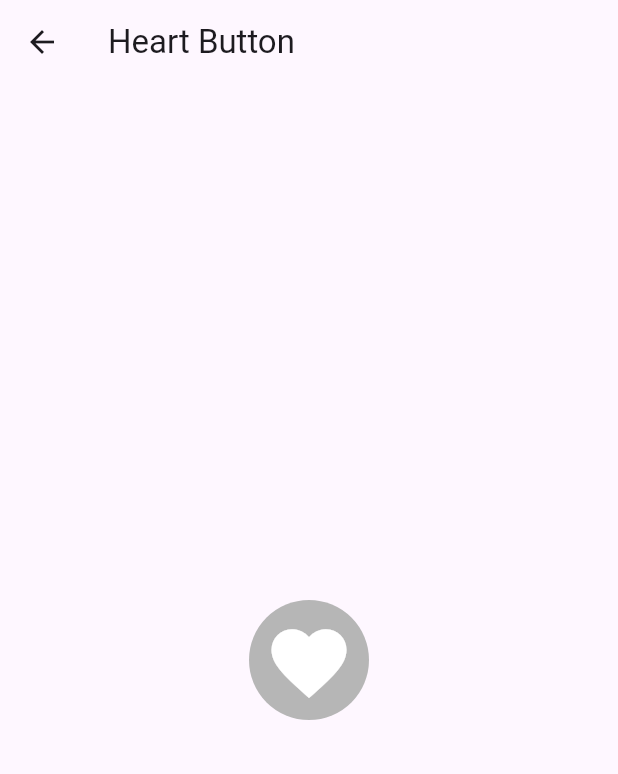
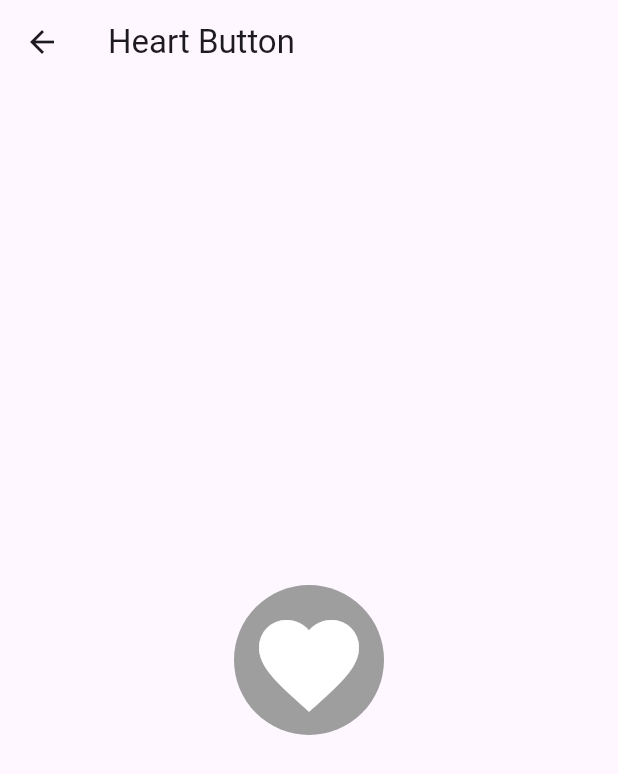
Before and after one commit to Sauttets/VinoVeritas, a Flutter app: the Page2 screen opened by its route, on a phone screen of 412 x 824 dp. Shown: the top 774 px of the screen. Run offline on Flutter 3.47's test engine with Material 3 defaults, Android fonts, the phone set to English and light mode, and no system bars.

Commit message:
fix layout

```diff
--- a/lib/src/features/facts_feature/widgets/wine_facts_page.dart
+++ b/lib/src/features/facts_feature/widgets/wine_facts_page.dart
@@ -31,7 +31,10 @@ class WineFactsPageState extends State<WineFactsPage> {
           ),
         ),
       ),
-      body: WineFactsTab(wineFacts: wineFactsTab[selectedIndex]),
+      body: Padding(
+        padding: const EdgeInsets.only(left: 10.0, bottom: 10.0, right: 10.0),
+        child: WineFactsTab(wineFacts: wineFactsTab[selectedIndex]),
+      ),
     );
   }
 }
--- a/lib/src/features/general_feature/widgets/heartbutton.dart
+++ b/lib/src/features/general_feature/widgets/heartbutton.dart
@@ -9,35 +9,30 @@ class HeartButton extends StatefulWidget {
 }
 
 class HeartButtonState extends State<HeartButton> {
-  bool isLiked = false;
-
-  void toggleLike() {
-    setState(() {
-      isLiked = !isLiked;
-    });
-  }
+  bool isPressed = false;
 
   @override
   Widget build(BuildContext context) {
-    double buttonSize = 60.0; // Increase the size of the heart icon
-    double containerSize = 80.0; // Adjust the size of the container
-
     return GestureDetector(
-      onTap: toggleLike,
+      onTap: () {
+        setState(() {
+          isPressed = !isPressed;
+        });
+      },
       child: Container(
-        width: containerSize,
-        height: containerSize,
+        width: 100,
+        height: 100,
         decoration: const BoxDecoration(
-          color: AppColors.primaryGrey,
           shape: BoxShape.circle,
+          color: Colors.grey,
         ),
         child: Center(
           child: Transform.translate(
-            offset: const Offset(0, 2), // move the heart a little bit down
+            offset: const Offset(0, 3), // Move the heart 2 pixels down
             child: Icon(
               Icons.favorite,
-              color: isLiked ? AppColors.heartRed : AppColors.primaryWhite,
-              size: buttonSize, // Set the size of the heart icon
+              color: isPressed ? AppColors.heartRed : AppColors.primaryWhite,
+              size: 80, // Increase the size of the heart
             ),
           ),
         ),
--- a/lib/src/features/general_feature/widgets/test_page.dart
+++ b/lib/src/features/general_feature/widgets/test_page.dart
@@ -37,9 +37,6 @@ class TestPage extends StatelessWidget {
 
               FullDescription(tastePallet: tastePallet, description: description),
               // TastePallet(flavor1: 'Leder', fit1: 'Fisch'),
-
-
-
               const SupermarketSelector(
                         name: 'EDEKA BAUR',
                         address: 'Bodanstraße 20-26',
```
Also changed, not shown: lib/main.dart (+53 -3 lines), lib/src/features/facts_feature/widgets/wine_facts_selector.dart (+16 -10 lines), lib/src/features/general_feature/widgets/heart_button.dart (deleted, +0 -39 lines), lib/src/features/wine_feature/widgets/wine_details.dart (+9 -11 lines).
